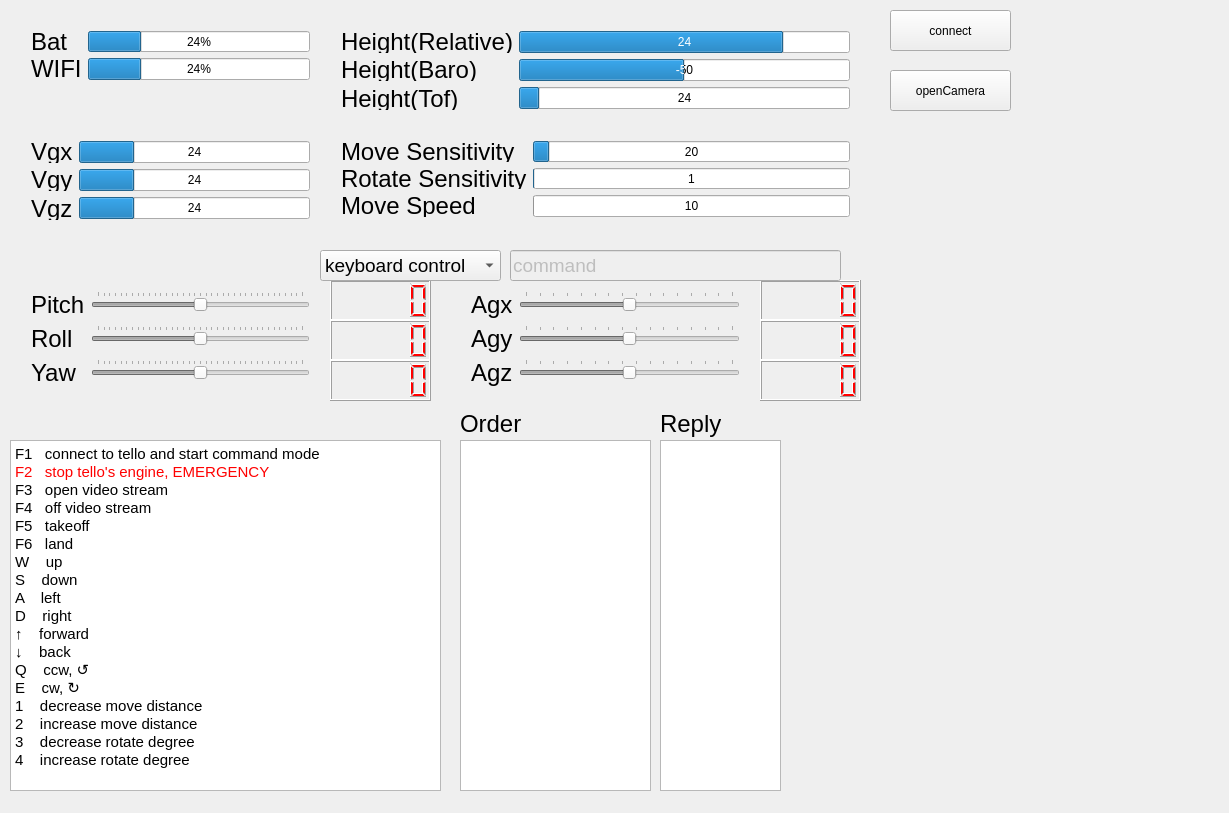
Old version of the form telloGUIController/telloGUIController/mainwindow.ui in the repository fangwei123456/telloGUIController.
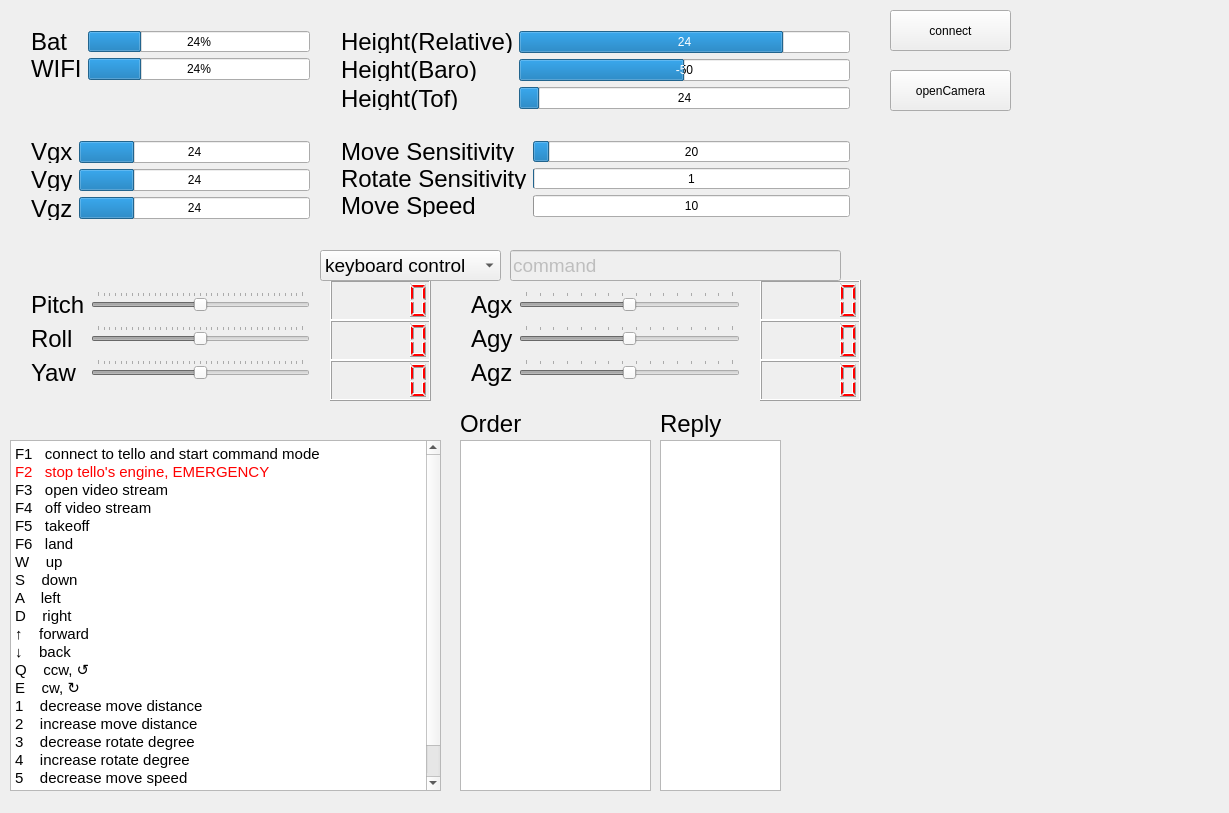
New version of the form.

Diff of the .ui file:
```diff
--- a/telloGUIController/telloGUIController/mainwindow.ui
+++ b/telloGUIController/telloGUIController/mainwindow.ui
@@ -506,7 +506,10 @@
 &lt;p style=&quot; margin-top:0px; margin-bottom:0px; margin-left:0px; margin-right:0px; -qt-block-indent:0; text-indent:0px;&quot;&gt;1    decrease move distance                    &lt;/p&gt;
 &lt;p style=&quot; margin-top:0px; margin-bottom:0px; margin-left:0px; margin-right:0px; -qt-block-indent:0; text-indent:0px;&quot;&gt;2    increase move distance                    &lt;/p&gt;
 &lt;p style=&quot; margin-top:0px; margin-bottom:0px; margin-left:0px; margin-right:0px; -qt-block-indent:0; text-indent:0px;&quot;&gt;3    decrease rotate degree                    &lt;/p&gt;
-&lt;p style=&quot; margin-top:0px; margin-bottom:0px; margin-left:0px; margin-right:0px; -qt-block-indent:0; text-indent:0px;&quot;&gt;4    increase rotate degree                    &lt;/p&gt;&lt;/body&gt;&lt;/html&gt;</string>
+&lt;p style=&quot; margin-top:0px; margin-bottom:0px; margin-left:0px; margin-right:0px; -qt-block-indent:0; text-indent:0px;&quot;&gt;4    increase rotate degree  &lt;/p&gt;
+&lt;p style=&quot; margin-top:0px; margin-bottom:0px; margin-left:0px; margin-right:0px; -qt-block-indent:0; text-indent:0px;&quot;&gt;5    decrease move speed &lt;/p&gt;
+&lt;p style=&quot; margin-top:0px; margin-bottom:0px; margin-left:0px; margin-right:0px; -qt-block-indent:0; text-indent:0px;&quot;&gt;6    increase move speed &lt;/p&gt;
+&lt;p style=&quot; margin-top:0px; margin-bottom:0px; margin-left:0px; margin-right:0px; -qt-block-indent:0; text-indent:0px;&quot;&gt;Y    set speed                  &lt;/p&gt;&lt;/body&gt;&lt;/html&gt;</string>
     </property>
    </widget>
    <widget class="QLabel" name="orderLabel">
```
